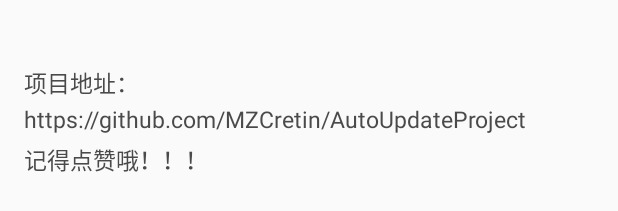
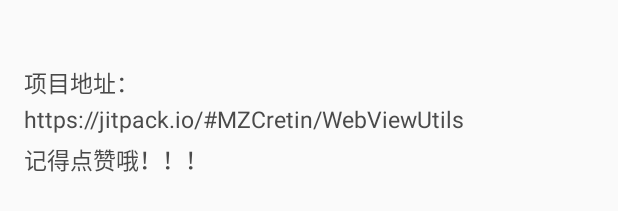
Before and after one commit to MZCretin/WebViewUtils, an Android app: the layout activity_main.xml on its own in the app's theme, with its tools: preview values and no code run, on a phone screen of 412 x 824 dp. Shown: the part 716-927 px from the top of the screen. Run offline under Robolectric (Android 15) with nearby library versions, the phone set to English and light mode, and no system bars.

Commit message:
更新文档

```diff
--- a/app/build.gradle
+++ b/app/build.gradle
@@ -27,7 +27,7 @@ dependencies {
     androidTestImplementation 'com.android.support.test:runner:1.0.2'
     androidTestImplementation 'com.android.support.test.espresso:espresso-core:3.0.2'
     //使用本地依赖
-    implementation project(path: ':openwebview')
+//    implementation project(path: ':openwebview')
 
-//    implementation 'com.github.MZCretin:WebViewUtils:v1.0.0'
+    implementation 'com.github.MZCretin:WebViewUtils:v1.0.2'
 }
--- a/app/src/main/res/layout/activity_main.xml
+++ b/app/src/main/res/layout/activity_main.xml
@@ -49,7 +49,7 @@
         android:lineSpacingExtra="5dp"
         android:scrollbars="vertical"
         android:singleLine="false"
-        android:text="项目地址：\nhttps://github.com/MZCretin/AutoUpdateProject\n记得点赞哦！！！"
+        android:text="项目地址：\nhttps://jitpack.io/#MZCretin/WebViewUtils\n记得点赞哦！！！"
         android:textColor="#4a4a4a"
         android:textSize="15sp" />
 
```
